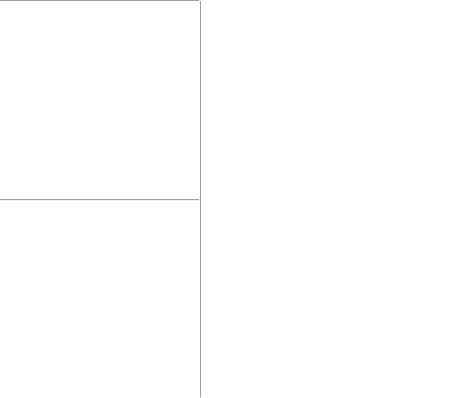
milohr/babe-qt, file infoview.ui: the form before one commit.
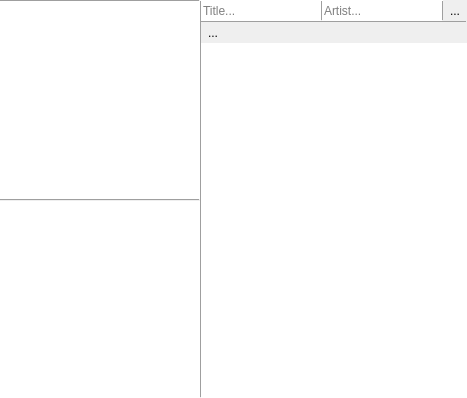
The form after the commit. Icons and pictures are not drawn.

```diff
--- a/infoview.ui
+++ b/infoview.ui
@@ -132,6 +132,133 @@
       <property name="bottomMargin">
        <number>0</number>
       </property>
+      <item>
+       <widget class="QWidget" name="customsearch" native="true">
+        <layout class="QHBoxLayout" name="horizontalLayout">
+         <property name="spacing">
+          <number>0</number>
+         </property>
+         <property name="leftMargin">
+          <number>0</number>
+         </property>
+         <property name="topMargin">
+          <number>0</number>
+         </property>
+         <property name="rightMargin">
+          <number>0</number>
+         </property>
+         <property name="bottomMargin">
+          <number>0</number>
+         </property>
+         <item>
+          <widget class="QLineEdit" name="titleLine">
+           <property name="sizePolicy">
+            <sizepolicy hsizetype="Expanding" vsizetype="Minimum">
+             <horstretch>0</horstretch>
+             <verstretch>0</verstretch>
+            </sizepolicy>
+           </property>
+           <property name="frame">
+            <bool>false</bool>
+           </property>
+           <property name="placeholderText">
+            <string>Title...</string>
+           </property>
+          </widget>
+         </item>
+         <item>
+          <widget class="QFrame" name="frame_3">
+           <property name="maximumSize">
+            <size>
+             <width>1</width>
+             <height>16777215</height>
+            </size>
+           </property>
+           <property name="frameShape">
+            <enum>QFrame::VLine</enum>
+           </property>
+           <property name="frameShadow">
+            <enum>QFrame::Raised</enum>
+           </property>
+          </widget>
+         </item>
+         <item>
+          <widget class="QLineEdit" name="artistLine">
+           <property name="sizePolicy">
+            <sizepolicy hsizetype="Expanding" vsizetype="Minimum">
+             <horstretch>0</horstretch>
+             <verstretch>0</verstretch>
+            </sizepolicy>
+           </property>
+           <property name="frame">
+            <bool>false</bool>
+           </property>
+           <property name="placeholderText">
+            <string>Artist...</string>
+           </property>
+          </widget>
+         </item>
+         <item>
+          <widget class="QFrame" name="frame_6">
+           <property name="maximumSize">
+            <size>
+             <width>1</width>
+             <height>16777215</height>
+            </size>
+           </property>
+           <property name="frameShape">
+            <enum>QFrame::VLine</enum>
+           </property>
+           <property name="frameShadow">
+            <enum>QFrame::Raised</enum>
+           </property>
+          </widget>
+         </item>
+         <item>
+          <widget class="QToolButton" name="toolButton">
+           <property name="text">
+            <string>...</string>
+           </property>
+           <property name="icon">
+            <iconset theme="edit-find-replace"/>
+           </property>
+           <property name="autoRaise">
+            <bool>true</bool>
+           </property>
+          </widget>
+         </item>
+        </layout>
+       </widget>
+      </item>
+      <item>
+       <widget class="QFrame" name="frame_2">
+        <property name="maximumSize">
+         <size>
+          <width>16777215</width>
+          <height>1</height>
+         </size>
+        </property>
+        <property name="frameShape">
+         <enum>QFrame::HLine</enum>
+        </property>
+        <property name="frameShadow">
+         <enum>QFrame::Raised</enum>
+        </property>
+       </widget>
+      </item>
+      <item>
+       <widget class="QToolButton" name="searchBtn">
+        <property name="text">
+         <string>...</string>
+        </property>
+        <property name="icon">
+         <iconset theme="edit-find-replace"/>
+        </property>
+        <property name="autoRaise">
+         <bool>true</bool>
+        </property>
+       </widget>
+      </item>
       <item>
        <widget class="QTextBrowser" name="lyricsText">
         <property name="frameShape">
```
